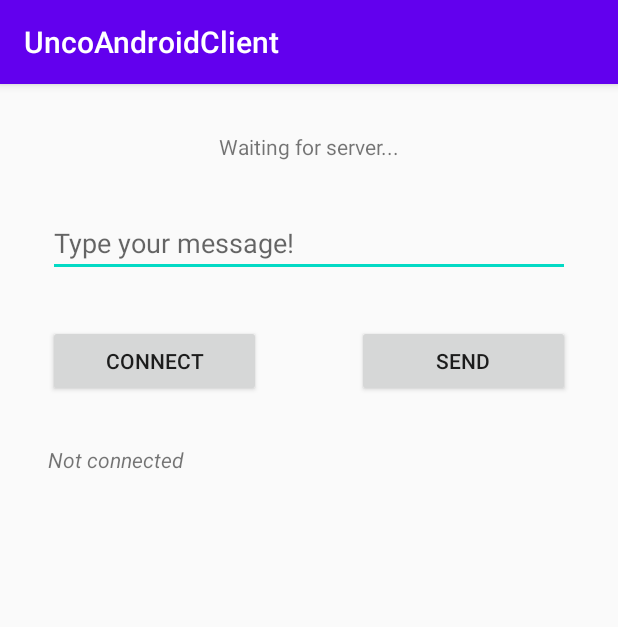
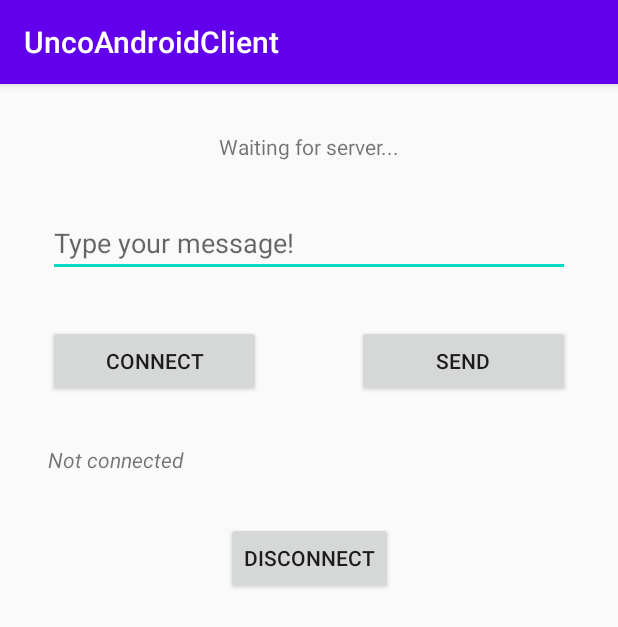
Before and after one commit to Et3rnauta/UncoAndroidLabProg, an Android app: the screen it shows after launch (MainActivity), on a phone screen of 412 x 824 dp. Shown: the top 627 px of the screen. Run offline under Robolectric (Android 15) with nearby library versions, the phone set to English and light mode, and no system bars.

Commit message:
acutalicé

```diff
--- a/UncoAndroidClient/app/src/main/AndroidManifest.xml
+++ b/UncoAndroidClient/app/src/main/AndroidManifest.xml
@@ -1,6 +1,8 @@
 <?xml version="1.0" encoding="utf-8"?>
 <manifest xmlns:android="http://schemas.android.com/apk/res/android"
     package="com.example.uncoandroidclient">
+
+    <uses-permission android:name="android.permission.INTERNET"/>
 
     <application
         android:allowBackup="true"
--- a/UncoAndroidClient/app/src/main/java/com/example/uncoandroidclient/MainActivity.java
+++ b/UncoAndroidClient/app/src/main/java/com/example/uncoandroidclient/MainActivity.java
@@ -2,13 +2,112 @@ package com.example.uncoandroidclient;
 
 import androidx.appcompat.app.AppCompatActivity;
 
+import android.os.AsyncTask;
 import android.os.Bundle;
+import android.view.View;
+import android.widget.Button;
+import android.widget.EditText;
+import android.widget.TextView;
+
+import Conexion.ClientConnector;
+import Conexion.ConnectionRequestHandler;
+import Conexion.ServerConnector;
+import Conexion.ServerController;
 
 public class MainActivity extends AppCompatActivity {
+    private TextView status, output;
+
+    private EditText input;
+
+    private Button connect, send, disconnect;
+
+    private ClientConnector connector;
 
     @Override
     protected void onCreate(Bundle savedInstanceState) {
         super.onCreate(savedInstanceState);
         setContentView(R.layout.activity_main);
+
+        status = (TextView) findViewById(R.id.txtv_status);
+        output = (TextView) findViewById(R.id.txtv_output);
+
+        input = (EditText) findViewById(R.id.ptxt_input);
+
+        connect = (Button) findViewById(R.id.btn_connect);
+        connect.setOnClickListener(new View.OnClickListener(){
+            @Override
+            public void onClick(View view) {
+                new ConnectButton().execute();
+            }
+        });
+
+        send = (Button) findViewById(R.id.btn_send);
+        send.setOnClickListener(new View.OnClickListener(){
+            @Override
+            public void onClick(View view) {
+                new SendButton().execute(input.getText().toString());
+            }
+        });
+
+        disconnect = (Button) findViewById(R.id.btn_disconnect);
+        disconnect.setOnClickListener(new View.OnClickListener(){
+            @Override
+            public void onClick(View view) {
+                new DisconnectButton().execute();
+            }
+        });
+
+        connector = new ClientConnector(ServerController.getIpAdress());
+
+        System.out.println("Your IP Address is: " + ServerController.getIpAdress());
+    }
+
+
+    class ConnectButton extends AsyncTask<Void,Void,Void> {
+
+        @Override
+        protected Void doInBackground(Void... voids) {
+
+            if(connector.startConnection(new TestClientHandler())){
+               status.setText("Connected!");
+            }else{
+                status.setText("Couldn't connect!");
+            }
+
+
+            return null;
+        }
+
+        private class TestClientHandler extends ConnectionRequestHandler {
+            @Override
+            public String handle(String msgReq) {
+                output.setText(msgReq);
+                return null;
+            }
+        }
+    }
+
+    class SendButton extends AsyncTask<String,Void,Void> {
+
+        @Override
+        protected Void doInBackground(String... strings) {
+            String message = strings[0];
+            connector.makeRequest(message);
+            return null;
+        }
+    }
+
+    class DisconnectButton extends AsyncTask<Void,Void,Void> {
+
+        @Override
+        protected Void doInBackground(Void... voids) {
+           if( connector.endConnection()){
+               status.setText("Not connected!");
+           }else{
+               status.setText("YOU CANT DISCONNECT, now you are mine!" +
+                       "!!!!!!!!!!!!!!!!!!!!!!!!!!!!!!!!!!!!!!!!!!!!!!!!!!!!!!!!!!!!!!!!!!!!!!!!!!!!!!!!!!!!!!!!!!!!!!!!!!!!!!!!!!!!!!!!!!!!!!!!!!!!!!!!!!!");
+           }
+            return null;
+        }
     }
 }
--- a/UncoAndroidClient/app/src/main/res/layout/activity_main.xml
+++ b/UncoAndroidClient/app/src/main/res/layout/activity_main.xml
@@ -71,4 +71,14 @@
         android:textStyle="italic"
         app:layout_constraintStart_toStartOf="parent"
         app:layout_constraintTop_toBottomOf="@+id/btn_connect" />
+
+    <Button
+        android:id="@+id/btn_disconnect"
+        android:layout_width="wrap_content"
+        android:layout_height="wrap_content"
+        android:layout_marginTop="32dp"
+        android:text="Disconnect"
+        app:layout_constraintEnd_toEndOf="parent"
+        app:layout_constraintStart_toStartOf="parent"
+        app:layout_constraintTop_toBottomOf="@+id/txtv_status" />
 </androidx.constraintlayout.widget.ConstraintLayout>
```
